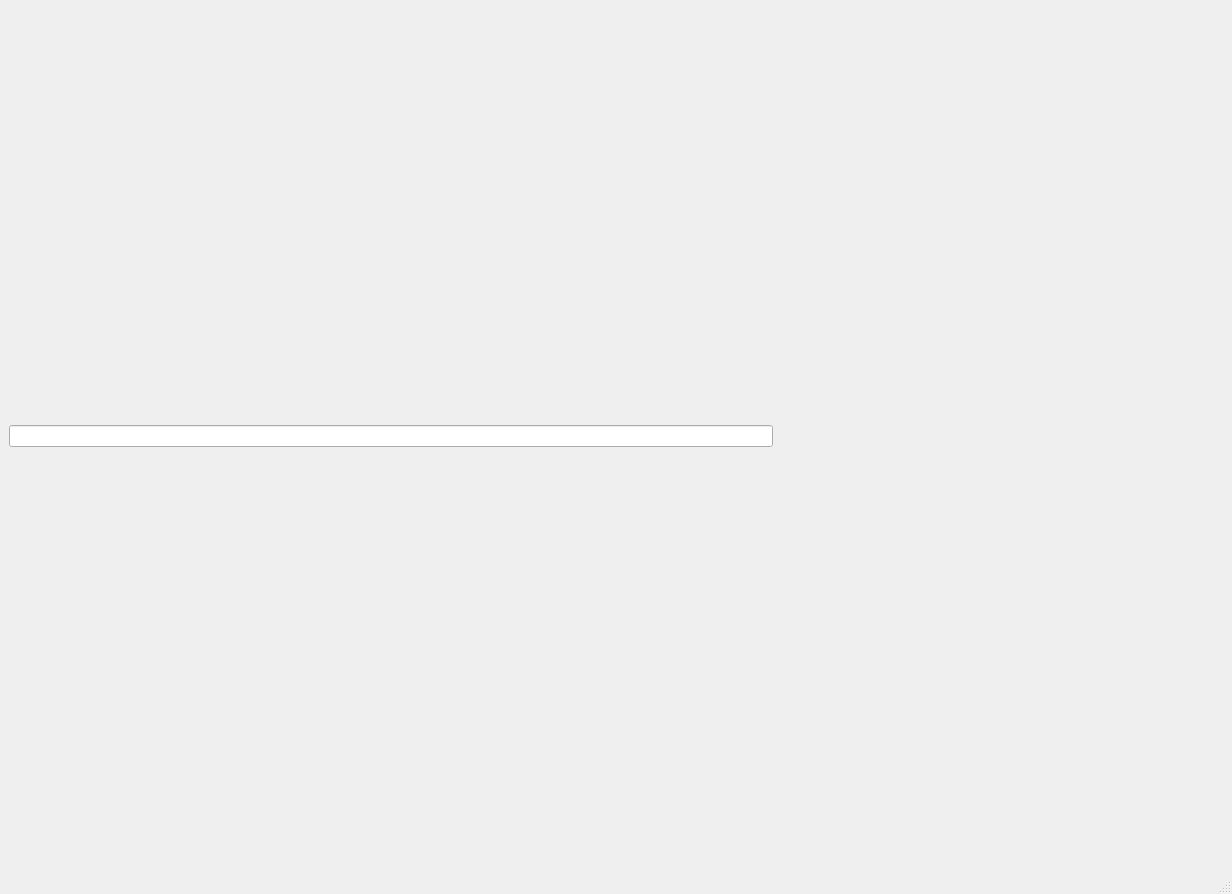
Before: the Qt Designer form ui/graphic_view.ui in CryptoCoinsWorks/analyse_chart, drawn with Qt 5.
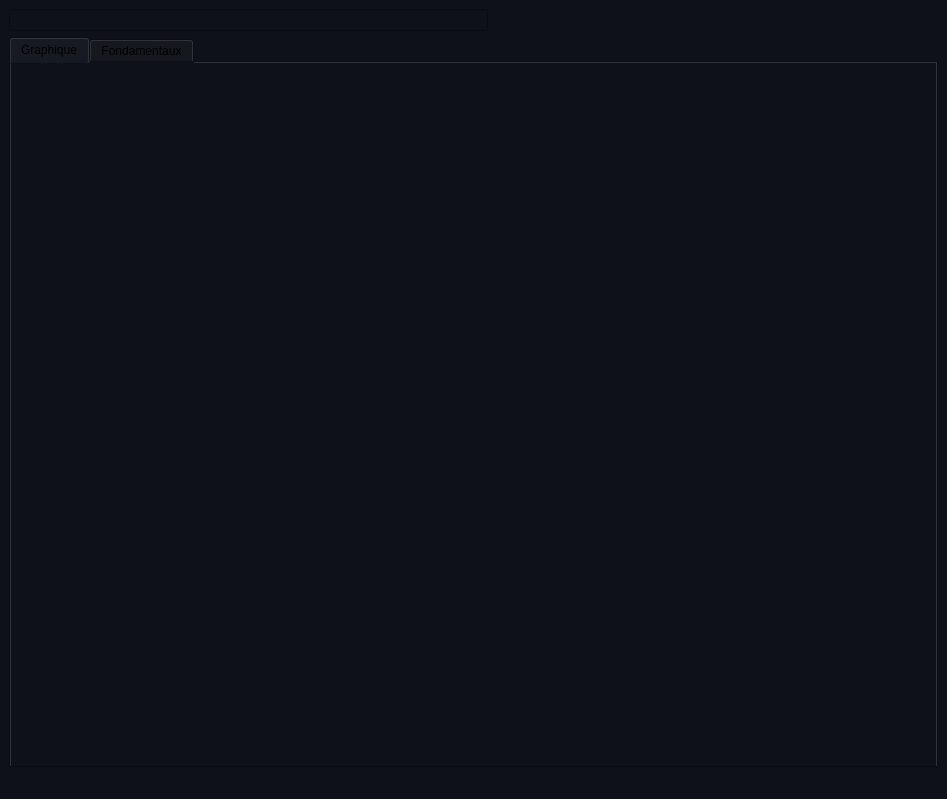
After: the same form once the commit is applied.

The edit to the form file:
```diff
--- a/ui/graphic_view.ui
+++ b/ui/graphic_view.ui
@@ -6,13 +6,16 @@
    <rect>
     <x>0</x>
     <y>0</y>
-    <width>1232</width>
-    <height>894</height>
+    <width>947</width>
+    <height>799</height>
    </rect>
   </property>
   <property name="windowTitle">
    <string>Graphique View</string>
   </property>
+  <property name="styleSheet">
+   <string notr="true">background-color: rgb(14, 17, 25);</string>
+  </property>
   <widget class="QWidget" name="centralwidget">
    <layout class="QGridLayout" name="gridLayout">
     <item row="0" column="0">
@@ -39,7 +42,30 @@
      </layout>
     </item>
     <item row="1" column="0">
-     <layout class="QGridLayout" name="gridLayout_2"/>
+     <widget class="QTabWidget" name="tabWidget">
+      <property name="styleSheet">
+       <string notr="true"/>
+      </property>
+      <property name="currentIndex">
+       <number>0</number>
+      </property>
+      <widget class="QWidget" name="tab">
+       <attribute name="title">
+        <string>Graphique</string>
+       </attribute>
+       <layout class="QGridLayout" name="gridLayout_3">
+        <item row="0" column="0">
+         <layout class="QGridLayout" name="gridLayout_2"/>
+        </item>
+       </layout>
+      </widget>
+      <widget class="QWidget" name="tab_2">
+       <attribute name="title">
+        <string>Fondamentaux</string>
+       </attribute>
+       <layout class="QVBoxLayout" name="verticalLayout"/>
+      </widget>
+     </widget>
     </item>
    </layout>
   </widget>
```
Left out of the diff: 2 changed lines with no effect on the pictures.
